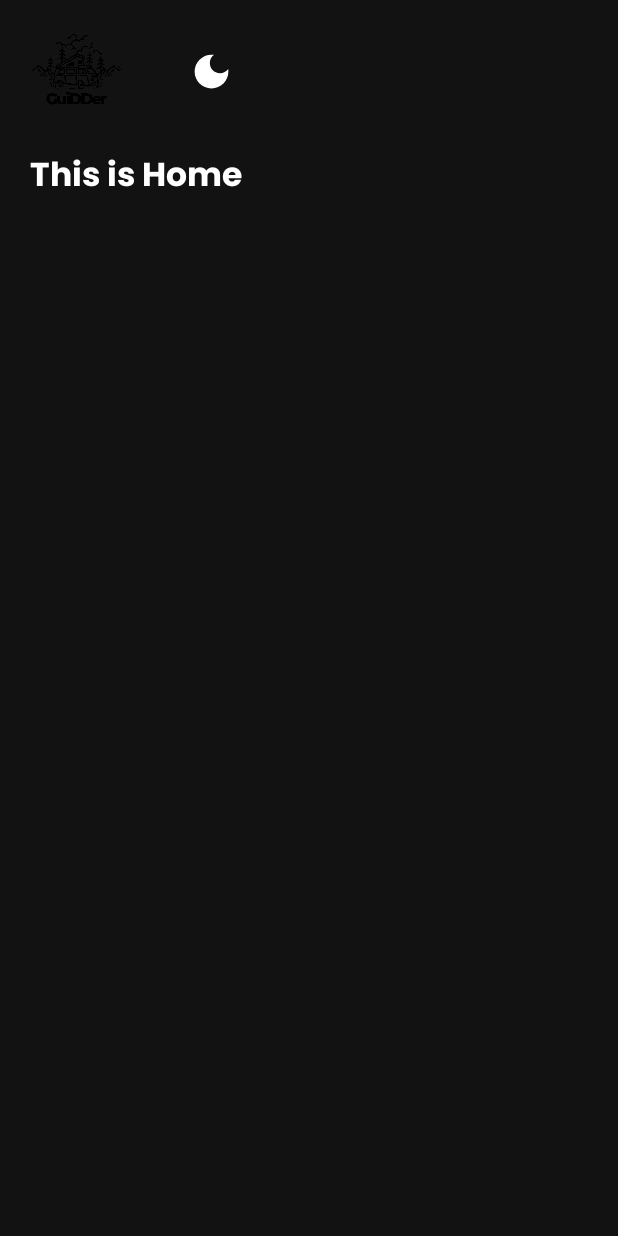
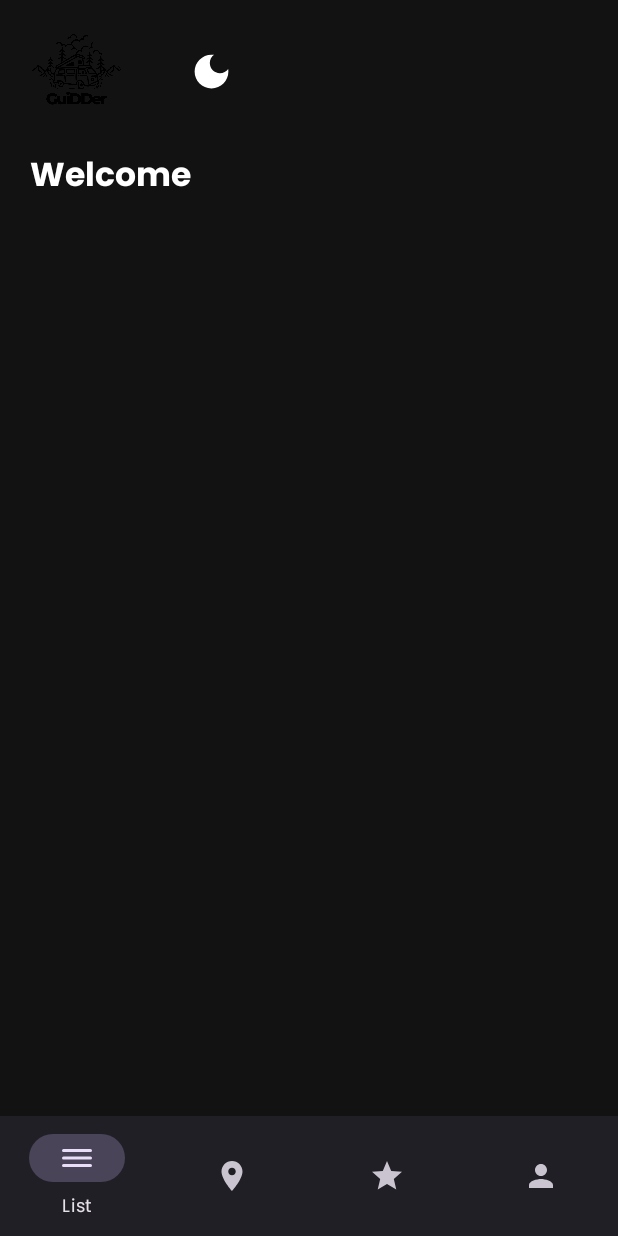
Before and after one commit to Myaneeeee/GuiDDer, an Android app: the layout activity_home.xml on its own in the app's theme, with its tools: preview values and no code run, on a phone screen of 412 x 824 dp. Run offline under Robolectric (Android 15) with nearby library versions, the phone set to English and light mode, and no system bars.

Commit message:
bottom navbar

```diff
--- /dev/null
+++ b/app/src/main/res/drawable/icon_list.xml
@@ -0,0 +1,12 @@
+<?xml version="1.0" encoding="utf-8"?>
+<vector xmlns:android="http://schemas.android.com/apk/res/android"
+    android:width="24dp"
+    android:height="24dp"
+    android:viewportWidth="24"
+    android:viewportHeight="24"
+    android:tint="@color/primary">
+
+    <path
+        android:fillColor="@color/primary"
+        android:pathData="M3,6h18a1,1 0 0 1 0,2H3a1,1 0 0 1 0,-2zM3,11h18a1,1 0 0 1 0,2H3a1,1 0 0 1 0,-2zM3,16h18a1,1 0 0 1 0,2H3a1,1 0 0 1 0,-2z"/>
+</vector>
--- a/app/src/main/res/layout/activity_home.xml
+++ b/app/src/main/res/layout/activity_home.xml
@@ -1,5 +1,6 @@
 <?xml version="1.0" encoding="utf-8"?>
-<LinearLayout xmlns:android="http://schemas.android.com/apk/res/android"
+<LinearLayout
+    xmlns:android="http://schemas.android.com/apk/res/android"
     xmlns:app="http://schemas.android.com/apk/res-auto"
     xmlns:tools="http://schemas.android.com/tools"
     android:id="@+id/main"
@@ -42,13 +43,13 @@
                 android:adjustViewBounds="true"
                 android:src="@drawable/icon_darkmode" />
         </LinearLayout>
-
     </androidx.appcompat.widget.Toolbar>
 
     <LinearLayout
         android:id="@+id/content"
         android:layout_width="match_parent"
-        android:layout_height="match_parent"
+        android:layout_height="0dp"
+        android:layout_weight="1"
         android:orientation="vertical"
         android:padding="20dp">
 
@@ -57,7 +58,7 @@
             style="@style/GuiDDerHeading2"
             android:layout_width="wrap_content"
             android:layout_height="wrap_content"
-            android:text="This is Home" />
+            android:text="Welcome" />
 
         <androidx.viewpager2.widget.ViewPager2
             android:id="@+id/vpObjekPariwisataList"
@@ -67,5 +68,9 @@
             android:layout_gravity="start"/>
     </LinearLayout>
 
-
+    <com.google.android.material.bottomnavigation.BottomNavigationView
+        android:id="@+id/bottom_navigation"
+        android:layout_width="match_parent"
+        android:layout_height="wrap_content"
+        app:menu="@menu/bottom_nav_menu" />
 </LinearLayout>
--- /dev/null
+++ b/app/src/main/res/menu/bottom_nav_menu.xml
@@ -0,0 +1,21 @@
+<?xml version="1.0" encoding="utf-8"?>
+<menu xmlns:android="http://schemas.android.com/apk/res/android">
+    <item
+        android:id="@+id/list"
+        android:icon="@drawable/icon_list"
+        android:title="List" />
+    <item
+        android:id="@+id/map"
+        android:icon="@drawable/icon_location"
+        android:title="Map" />
+
+    <item
+        android:id="@+id/favorite"
+        android:icon="@drawable/icon_star"
+        android:title="Favorite" />
+
+    <item
+        android:id="@+id/profile"
+        android:icon="@drawable/icon_person"
+        android:title="Profile" />
+</menu>
```
Also changed, not shown: app/src/main/java/com/example/guidder/HomeActivity.kt (+42 -0 lines), app/src/main/java/com/example/guidder/fragment/FavoriteFragment.kt (added, +60 -0 lines), app/src/main/java/com/example/guidder/fragment/MapFragment.kt (added, +60 -0 lines), app/src/main/java/com/example/guidder/fragment/ProfileFragment.kt (added, +60 -0 lines), app/src/main/res/layout/fragment_favorite.xml (added, +14 -0 lines), app/src/main/res/layout/fragment_map.xml (added, +14 -0 lines), app/src/main/res/layout/fragment_profile.xml (added, +14 -0 lines).
